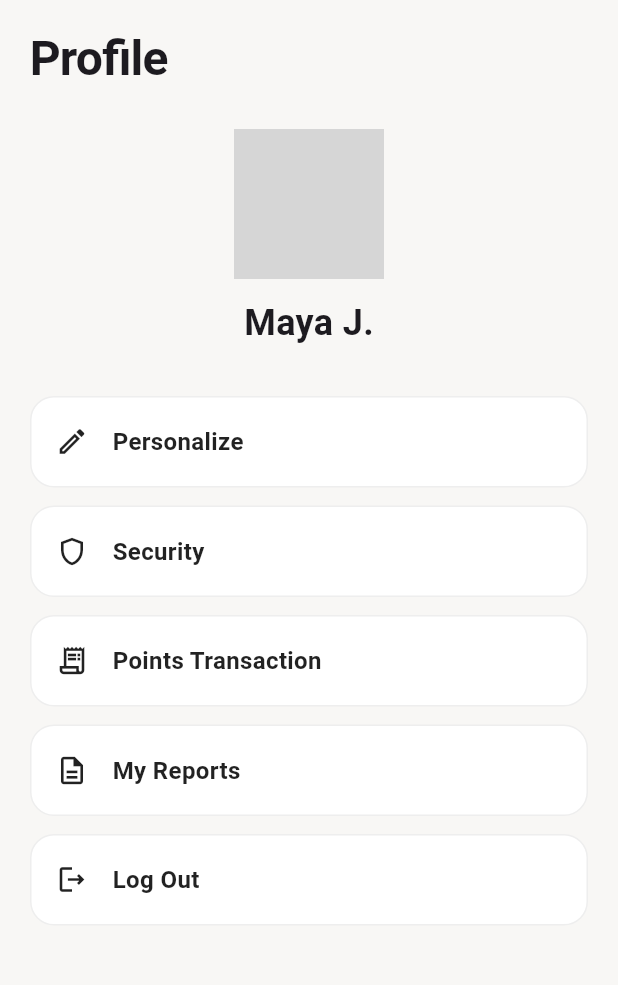
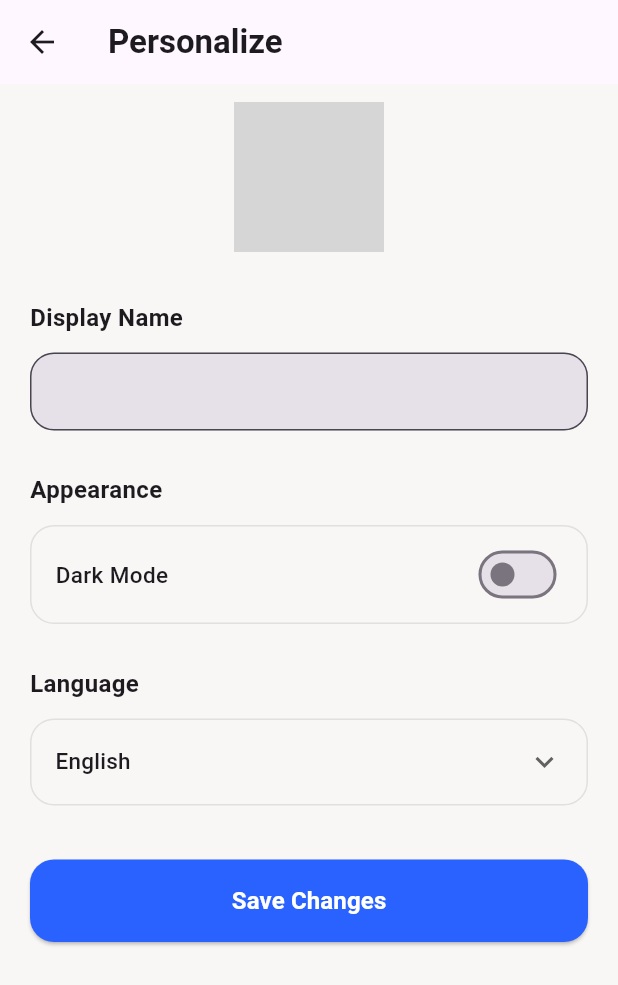
Before and after one commit to calebVS/sime-darby-cakes, a Flutter app: the ProfileScreen screen opened directly, after a tap on "Personalize", on a phone screen of 412 x 824 dp. Shown: the top 985 px of the screen. Run offline on Flutter 3.47's test engine with Material 3 defaults, Android fonts, the phone set to English and light mode, and no system bars; our stand-ins replace cloud_firestore, firebase_core, fl_chart, flutter_map, image_picker, latlong2 and 1 more; accounts and stored records are empty; network calls fail; grey boxes are pictures that could not be loaded.

Commit message:
Update some things about profile

```diff
--- a/analysis_options.yaml
+++ b/analysis_options.yaml
@@ -7,6 +7,12 @@
 
 # The following line activates a set of recommended lints for Flutter apps,
 # packages, and plugins designed to encourage good coding practices.
+analyzer:
+  exclude:
+    - build/**
+    - android/**
+    - ios/**
+    - web/**
 include: package:flutter_lints/flutter.yaml
 
 linter:
--- /dev/null
+++ b/lib/app_state.dart
@@ -0,0 +1,49 @@
+import 'package:flutter/material.dart';
+import 'package:shared_preferences/shared_preferences.dart';
+
+class AppState extends ChangeNotifier {
+  bool _isDarkMode = false;
+  String _language = 'English';
+  String _displayName = 'Maya J';
+
+  bool get isDarkMode => _isDarkMode;
+  String get language => _language;
+  String get displayName => _displayName;
+  ThemeMode get themeMode => _isDarkMode ? ThemeMode.dark : ThemeMode.light;
+
+  AppState() {
+    loadPreferences();
+  }
+
+  // Load saved preferences on startup
+  Future<void> loadPreferences() async {
+    final prefs = await SharedPreferences.getInstance();
+    _isDarkMode = prefs.getBool('isDarkMode') ?? false;
+    _language = prefs.getString('language') ?? 'English';
+    _displayName = prefs.getString('displayName') ?? 'Maya J';
+    notifyListeners(); // Refresh UI once loaded
+  }
+
+  // Toggle Dark/Light Mode globally
+  Future<void> setDarkMode(bool value) async {
+    _isDarkMode = value;
+    notifyListeners(); // Tells MaterialApp to rebuild immediately
+    final prefs = await SharedPreferences.getInstance();
+    await prefs.setBool('isDarkMode', value);
+  }
+
+  // Change Language globally
+  Future<void> setLanguage(String lang) async {
+    _language = lang;
+    notifyListeners(); // Rebuilds text strings
+    final prefs = await SharedPreferences.getInstance();
+    await prefs.setString('language', lang);
+  }
+
+  Future<void> setDisplayName(String name) async {
+    _displayName = name;
+    notifyListeners(); // Instantly updates ProfileScreen!
+    final prefs = await SharedPreferences.getInstance();
+    await prefs.setString('displayName', name);
+  }
+}
--- a/lib/main.dart
+++ b/lib/main.dart
@@ -1,11 +1,18 @@
 import 'package:flutter/material.dart';
 import 'package:firebase_core/firebase_core.dart';
-import 'main_layout.dart';
+import 'package:provider/provider.dart';
+import 'app_state.dart';
+import 'main_layout.dart'; // Adjust path to your main layout file
 
 void main() async {
   WidgetsFlutterBinding.ensureInitialized();
   await Firebase.initializeApp();
-  runApp(const CityTalkApp());
+  runApp(
+    ChangeNotifierProvider(
+      create: (_) => AppState(),
+      child: const CityTalkApp(),
+    ),
+  );
 }
 
 class CityTalkApp extends StatelessWidget {
@@ -13,12 +20,22 @@ class CityTalkApp extends StatelessWidget {
 
   @override
   Widget build(BuildContext context) {
+    // Listen to global app state
+    final appState = Provider.of<AppState>(context);
+
     return MaterialApp(
-      title: 'CityTalk',
+      title: 'citytalk',
       debugShowCheckedModeBanner: false,
+      themeMode: appState.themeMode, // Swaps between Light and Dark globally
       theme: ThemeData(
+        brightness: Brightness.light,
+        scaffoldBackgroundColor: const Color(0xFFF8F7F5),
         primaryColor: const Color(0xFF2962FF),
-        scaffoldBackgroundColor: Colors.white,
+      ),
+      darkTheme: ThemeData(
+        brightness: Brightness.dark,
+        scaffoldBackgroundColor: const Color(0xFF121212),
+        primaryColor: const Color(0xFF2962FF),
       ),
       home: const MainLayout(),
     );
--- a/lib/main_layout.dart
+++ b/lib/main_layout.dart
@@ -1,6 +1,9 @@
 import 'package:flutter/material.dart';
 import 'feed_and_events_screen.dart';
 import 'capture_report_sheet.dart';
+import 'nearby_discovery_screen.dart';
+import 'rewards_screen.dart';
+import 'profile_screen.dart';
 
 class MainLayout extends StatefulWidget {
   const MainLayout({Key? key}) : super(key: key);
@@ -14,10 +17,10 @@ class _MainLayoutState extends State<MainLayout> {
 
   final List<Widget> _screens = [
     const FeedAndEventsScreen(),
-    const Center(child: Text('Nearby Map Screen')),
+    const NearbyDiscoveryScreen(),
     const SizedBox(), // Placeholder for Report modal trigger
-    const Center(child: Text('Rewards Screen')),
-    const Center(child: Text('Profile Screen')),
+    const RewardsScreen(),
+    const ProfileScreen(),
   ];
 
   void _onTabTapped(int index) {
--- /dev/null
+++ b/lib/personalized_screen.dart
@@ -0,0 +1,244 @@
+import 'dart:io';
+import 'package:flutter/material.dart';
+import 'package:image_picker/image_picker.dart';
+import 'package:provider/provider.dart';
+import 'package:shared_preferences/shared_preferences.dart';
+import 'app_state.dart';
+
+class PersonalizeScreen extends StatefulWidget {
+  const PersonalizeScreen({Key? key}) : super(key: key);
+
+  @override
+  State<PersonalizeScreen> createState() => _PersonalizeScreenState();
+}
+
+class _PersonalizeScreenState extends State<PersonalizeScreen> {
+  final TextEditingController _nameController = TextEditingController();
+  final List<String> _languages = ['English', 'Bahasa Melayu'];
+
+  File? _profileImage;
+  final ImagePicker _picker = ImagePicker();
+
+  @override
+  void initState() {
+    super.initState();
+    _loadProfileData();
+  }
+
+  // Load saved name and photo from SharedPreferences
+  Future<void> _loadProfileData() async {
+    final prefs = await SharedPreferences.getInstance();
+    setState(() {
+      _nameController.text = prefs.getString('displayName') ?? 'Maya J';
+      String? imagePath = prefs.getString('profileImagePath');
+      if (imagePath != null && imagePath.isNotEmpty) {
+        _profileImage = File(imagePath);
+      }
+    });
+  }
+
+  // Open device gallery to pick an image
+  Future<void> _pickImage() async {
+    final XFile? pickedFile = await _picker.pickImage(source: ImageSource.gallery);
+    if (pickedFile != null) {
+      setState(() {
+        _profileImage = File(pickedFile.path);
+      });
+    }
+  }
+
+  // Save profile info locally and exit
+  Future<void> _saveSettings() async {
+    final appState = Provider.of<AppState>(context, listen: false);
+
+    // Save display name globally to AppState
+    await appState.setDisplayName(_nameController.text);
+
+    if (_profileImage != null) {
+      final prefs = await SharedPreferences.getInstance();
+      await prefs.setString('profileImagePath', _profileImage!.path);
+    }
+
+    if (mounted) {
+      ScaffoldMessenger.of(context).showSnackBar(
+        const SnackBar(
+          content: Text('Profile saved successfully!'),
+          backgroundColor: Colors.green,
+        ),
+      );
+      Navigator.pop(context);
+    }
+  }
+
+  @override
+  Widget build(BuildContext context) {
+    // Listen to global app state for Theme and Language
+    final appState = Provider.of<AppState>(context);
+
+    return Scaffold(
+      appBar: AppBar(
+        elevation: 0,
+        leading: IconButton(
+          icon: const Icon(Icons.arrow_back),
+          onPressed: () => Navigator.pop(context),
+        ),
+        title: const Text(
+          'Personalize',
+          style: TextStyle(fontWeight: FontWeight.bold),
+        ),
+      ),
+      body: SafeArea(
+        child: SingleChildScrollView(
+          padding: const EdgeInsets.symmetric(horizontal: 20.0, vertical: 12.0),
+          child: Column(
+            crossAxisAlignment: CrossAxisAlignment.start,
+            children: [
+              // 1. Profile Picture Picker
+              Center(
+                child: GestureDetector(
+                  onTap: _pickImage,
+                  child: Stack(
+                    children: [
+                      CircleAvatar(
+                        radius: 50,
+                        backgroundColor: Colors.grey.shade300,
+                        backgroundImage: _profileImage != null
+                            ? FileImage(_profileImage!) as ImageProvider
+                            : const NetworkImage(
+                                'https://images.unsplash.com/photo-1534528741775-53994a69daeb?auto=format&fit=crop&q=80&w=300',
+                              ),
+                      ),
+                      Positioned(
+                        right: 0,
+                        bottom: 0,
+                        child: Container(
+                          padding: const EdgeInsets.all(8),
+                          decoration: BoxDecoration(
+                            color: const Color(0xFF2962FF),
+                            shape: BoxShape.circle,
+                            border: Border.all(color: Colors.white, width: 2),
+                          ),
+                          child: const Icon(Icons.camera_alt, color: Colors.white, size: 18),
+                        ),
+                      ),
+                    ],
+                  ),
+                ),
+              ),
+              const SizedBox(height: 32),
+
+              // 2. Display Name Field
+              const Text(
+                'Display Name',
+                style: TextStyle(fontSize: 16, fontWeight: FontWeight.bold),
+              ),
+              const SizedBox(height: 12),
+              TextField(
+                controller: _nameController,
+                decoration: InputDecoration(
+                  filled: true,
+                  contentPadding: const EdgeInsets.symmetric(horizontal: 16, vertical: 14),
+                  border: OutlineInputBorder(
+                    borderRadius: BorderRadius.circular(16),
+                    borderSide: BorderSide(color: Colors.grey.shade300),
+                  ),
+                ),
+              ),
+              const SizedBox(height: 28),
+
+              // 3. Global Dark Mode Switch
+              const Text(
+                'Appearance',
+                style: TextStyle(fontSize: 16, fontWeight: FontWeight.bold),
+              ),
+              const SizedBox(height: 12),
+              Container(
+                padding: const EdgeInsets.symmetric(horizontal: 16, vertical: 8),
+                decoration: BoxDecoration(
+                  borderRadius: BorderRadius.circular(16),
+                  border: Border.all(color: Colors.grey.shade300),
+                ),
+                child: Row(
+                  mainAxisAlignment: MainAxisAlignment.spaceBetween,
+                  children: [
+                    const Text(
+                      'Dark Mode',
+                      style: TextStyle(fontSize: 15, fontWeight: FontWeight.w500),
+                    ),
+                    Switch(
+                      value: appState.isDarkMode,
+                      activeColor: const Color(0xFF2962FF),
+                      onChanged: (bool value) {
+                        appState.setDarkMode(value); // Instantly updates entire app
+                      },
+                    ),
+                  ],
+                ),
+              ),
+              const SizedBox(height: 28),
+
+              // 4. Global Language Selector
+              const Text(
+                'Language',
+                style: TextStyle(fontSize: 16, fontWeight: FontWeight.bold),
+              ),
+              const SizedBox(height: 12),
+              Container(
+                padding: const EdgeInsets.symmetric(horizontal: 16, vertical: 4),
+                decoration: BoxDecoration(
+                  borderRadius: BorderRadius.circular(16),
+                  border: Border.all(color: Colors.grey.shade300),
+                ),
+                child: DropdownButtonHideUnderline(
+                  child: DropdownButton<String>(
+                    value: appState.language,
+                    isExpanded: true,
+                    icon: const Icon(Icons.keyboard_arrow_down),
+                    items: _languages.map((String lang) {
+                      return DropdownMenuItem<String>(
+                        value: lang,
+                        child: Text(
+                          lang,
+                          style: const TextStyle(fontSize: 15, fontWeight: FontWeight.w500),
+                        ),
+                      );
+                    }).toList(),
+                    onChanged: (String? newLang) {
+                      if (newLang != null) {
+                        appState.setLanguage(newLang); // Instantly updates language setting
+                      }
+                    },
+                  ),
+                ),
+              ),
+              const SizedBox(height: 36),
+
+              // 5. Save Button
+              SizedBox(
+                width: double.infinity,
+                child: ElevatedButton(
+                  onPressed: _saveSettings,
+                  style: ElevatedButton.styleFrom(
+                    backgroundColor: const Color(0xFF2962FF),
+                    padding: const EdgeInsets.symmetric(vertical: 16),
+                    shape: RoundedRectangleBorder(borderRadius: BorderRadius.circular(16)),
+                  ),
+                  child: const Text(
+                    'Save Changes',
+                    style: TextStyle(fontSize: 16, fontWeight: FontWeight.bold, color: Colors.white),
+                  ),
+                ),
+              ),
+            ],
+          ),
+        ),
+      ),
+    );
+  }
+
+  @override
+  void dispose() {
+    _nameController.dispose();
+    super.dispose();
+  }
+}
--- a/lib/profile_screen.dart
+++ b/lib/profile_screen.dart
@@ -1,4 +1,7 @@
 import 'package:flutter/material.dart';
+import 'package:provider/provider.dart';
+import 'app_state.dart';
+import 'personalized_screen.dart';
 import 'points_transaction_screen.dart';
 import 'my_reports_screen.dart';
 
@@ -7,29 +10,37 @@ class ProfileScreen extends StatelessWidget {
 
   @override
   Widget build(BuildContext context) {
+    // 1. Listen to global state
+    final appState = Provider.of<AppState>(context);
+    final isMalay = appState.language == 'Bahasa Melayu';
+    final isDark = appState.isDarkMode;
+
+    // 2. Dynamic Theme Colors
+    final bgColor = isDark ? const Color(0xFF121212) : const Color(0xFFF8F7F5);
+    final cardColor = isDark ? const Color(0xFF1E1E1E) : Colors.white;
+    final textColor = isDark ? Colors.white : Colors.black87;
+    final borderColor = isDark ? Colors.grey.shade800 : Colors.grey.shade200;
+
     return Scaffold(
-      backgroundColor: const Color(0xFFF8F7F5),
+      backgroundColor: bgColor,
       body: SafeArea(
         child: SingleChildScrollView(
           padding: const EdgeInsets.symmetric(horizontal: 20.0, vertical: 16.0),
           child: Column(
             crossAxisAlignment: CrossAxisAlignment.start,
             children: [
-              const Text(
-                'Profile',
+              Text(
+                isMalay ? 'Profil' : 'Profile',
                 style: TextStyle(
                   fontSize: 32,
                   fontWeight: FontWeight.bold,
                   letterSpacing: -0.5,
+                  color: textColor,
                 ),
               ),
               const SizedBox(height: 24),
-
-              // Profile Header Card
               Center(
                 child: Column(
-                  children: [
-                    Stack(
                   children: [
                     const CircleAvatar(
                       radius: 50,
@@ -37,30 +48,14 @@ class ProfileScreen extends StatelessWidget {
                         'https://images.unsplash.com/photo-1534528741775-53994a69daeb?auto=format&fit=crop&q=80&w=300',
                       ),
                     ),
-                        Positioned(
-                          right: 0,
-                          bottom: 0,
-                          child: Container(
-                            padding: const EdgeInsets.all(4),
-                            decoration: const BoxDecoration(
-                              color: Color(0xFF2962FF),
-                              shape: BoxShape.circle,
-                            ),
-                            child: const Icon(
-                              Icons.add,
-                              color: Colors.white,
-                              size: 20,
-                            ),
-                          ),
-                        ),
-                      ],
-                    ),
                     const SizedBox(height: 12),
-                    const Text(
-                      'Maya J.',
+                    // 3. Dynamic Display Name
+                    Text(
+                      appState.displayName,
                       style: TextStyle(
                         fontSize: 24,
                         fontWeight: FontWeight.bold,
+                        color: textColor,
                       ),
                     ),
                   ],
@@ -68,20 +63,28 @@ class ProfileScreen extends StatelessWidget {
               ),
               const SizedBox(height: 32),
 
-              // Menu List Items
+              // 4. Dynamic Language Menu Items
               _buildMenuItem(
                 icon: Icons.edit_outlined,
-                title: 'Personalize',
-                onTap: () {},
+                title: isMalay ? 'Peribadikan' : 'Personalize',
+                cardColor: cardColor,
+                textColor: textColor,
+                borderColor: borderColor,
+                onTap: () {
+                  Navigator.push(
+                    context,
+                    MaterialPageRoute(
+                      builder: (context) => const PersonalizeScreen(),
                     ),
-              _buildMenuItem(
-                icon: Icons.shield_outlined,
-                title: 'Security',
-                onTap: () {},
+                  );
+                },
               ),
               _buildMenuItem(
                 icon: Icons.receipt_long_outlined,
-                title: 'Points Transaction',
+                title: isMalay ? 'Transaksi Mata' : 'Points Transaction',
+                cardColor: cardColor,
+                textColor: textColor,
+                borderColor: borderColor,
                 onTap: () {
                   Navigator.push(
                     context,
@@ -93,7 +96,10 @@ class ProfileScreen extends StatelessWidget {
               ),
               _buildMenuItem(
                 icon: Icons.description_outlined,
-                title: 'My Reports',
+                title: isMalay ? 'Laporan Saya' : 'My Reports',
+                cardColor: cardColor,
+                textColor: textColor,
+                borderColor: borderColor,
                 onTap: () {
                   Navigator.push(
                     context,
@@ -105,7 +111,10 @@ class ProfileScreen extends StatelessWidget {
               ),
               _buildMenuItem(
                 icon: Icons.logout_outlined,
-                title: 'Log Out',
+                title: isMalay ? 'Log Keluar' : 'Log Out',
+                cardColor: cardColor,
+                textColor: textColor,
+                borderColor: borderColor,
                 onTap: () {},
               ),
             ],
@@ -118,6 +127,9 @@ class ProfileScreen extends StatelessWidget {
   Widget _buildMenuItem({
     required IconData icon,
     required String title,
+    required Color cardColor,
+    required Color textColor,
+    required Color borderColor,
     required VoidCallback onTap,
   }) {
     return Padding(
@@ -128,20 +140,20 @@ class ProfileScreen extends StatelessWidget {
         child: Container(
           padding: const EdgeInsets.symmetric(horizontal: 16, vertical: 18),
           decoration: BoxDecoration(
-            color: Colors.white,
+            color: cardColor,
             borderRadius: BorderRadius.circular(16),
-            border: Border.all(color: Colors.grey.shade200),
+            border: Border.all(color: borderColor),
           ),
           child: Row(
             children: [
-              Icon(icon, color: Colors.black87, size: 22),
+              Icon(icon, color: textColor, size: 22),
               const SizedBox(width: 16),
               Text(
                 title,
-                style: const TextStyle(
+                style: TextStyle(
                   fontSize: 16,
                   fontWeight: FontWeight.w600,
-                  color: Colors.black87,
+                  color: textColor,
                 ),
               ),
             ],
--- a/pubspec.yaml
+++ b/pubspec.yaml
@@ -12,8 +12,12 @@ dependencies:
   cupertino_icons: ^1.0.2
   firebase_core: ^2.15.1
   cloud_firestore: ^4.8.5
-  image_picker: ^1.0.2
+  image_picker: ^1.2.4
   http: ^1.1.0
+  flutter_map: ^8.3.2
+  latlong2: ^0.10.1
+  shared_preferences: ^2.5.6
+  provider: ^6.1.5+1
 
 dev_dependencies:
   flutter_test:
```
Also changed, not shown: pubspec.lock, 5 other files. Lines whose indentation alone changed are shown as unchanged.
